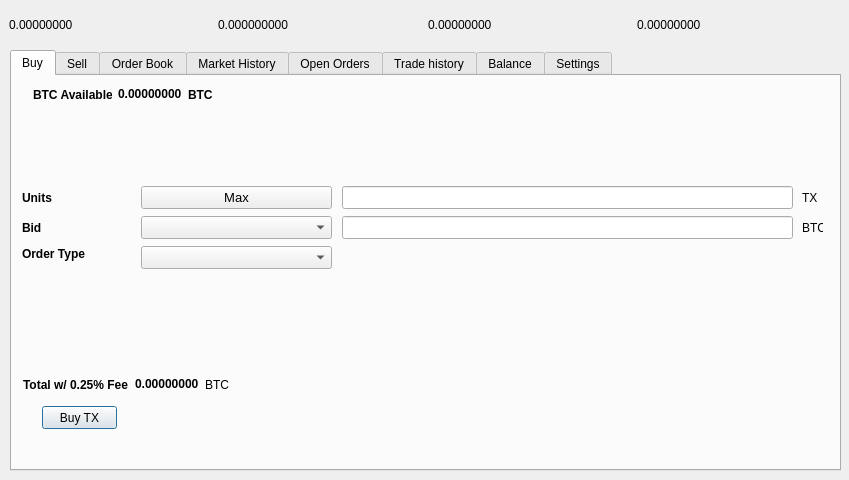
The window that src/qt/forms/tradingdialog.ui (transferdev/Transfercoin) describes before a commit, drawn with Qt 5.
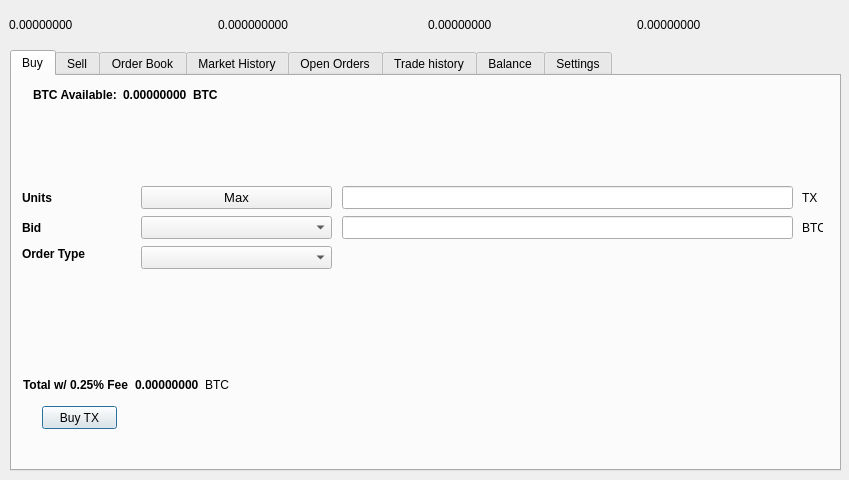
The same window after the commit. The open tabs and pages were chosen to show the change.

```diff
--- a/src/qt/forms/tradingdialog.ui
+++ b/src/qt/forms/tradingdialog.ui
@@ -227,8 +227,8 @@
       <rect>
        <x>21</x>
        <y>11</y>
-       <width>180</width>
-       <height>15</height>
+       <width>201</width>
+       <height>16</height>
       </rect>
      </property>
      <layout class="QHBoxLayout" name="horizontalLayout_3">
@@ -696,8 +696,8 @@
       <rect>
        <x>11</x>
        <y>301</y>
-       <width>209</width>
-       <height>15</height>
+       <width>231</width>
+       <height>16</height>
       </rect>
      </property>
      <layout class="QHBoxLayout" name="horizontalLayout_4">
```
Left out of the diff: 14 changed lines with no effect on the pictures.
